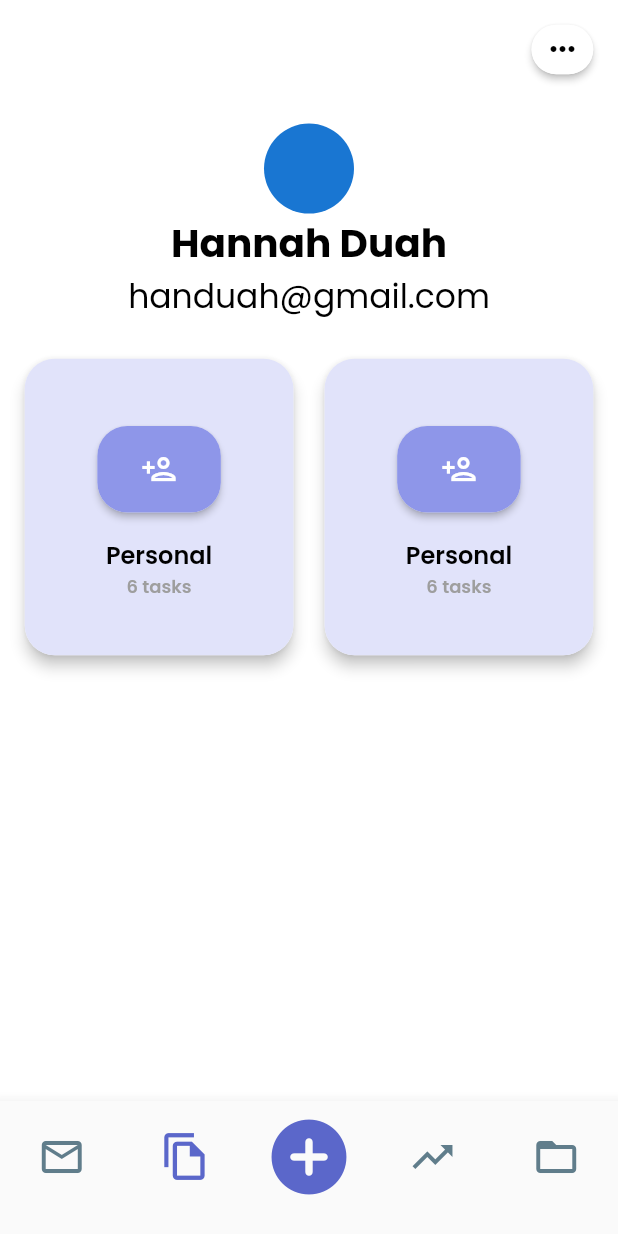
After one commit to handuah/dailyTasks-UI, a Flutter app: the HomePage screen opened by its route, swiped to page 2, on a phone screen of 412 x 824 dp. The commit adds this screen. Run offline on Flutter 3.47's test engine with Material 2 defaults, Android fonts, the phone set to English and light mode, and no system bars; our stand-ins replace google_fonts, hexcolor, sizer.

Commit message:
Created User Dashboard Cards

```diff
--- a/lib/homePage.dart
+++ b/lib/homePage.dart
@@ -1,4 +1,5 @@
 import 'package:daily_tasks_app/todayTasks.dart';
+import 'package:daily_tasks_app/userDashboard.dart';
 import 'package:flutter/material.dart';
 import 'package:google_fonts/google_fonts.dart';
 import 'package:sizer/sizer.dart';
@@ -30,6 +31,7 @@
         controller: _pageController,
         children: [
           TasksForToday(),
+          UserDashboard(),
         ],
         onPageChanged: (page) {
           setState(() {
--- /dev/null
+++ b/lib/userDashboard.dart
@@ -0,0 +1,238 @@
+import 'package:flutter/material.dart';
+import 'package:google_fonts/google_fonts.dart';
+import 'package:sizer/sizer.dart';
+import 'package:hexcolor/hexcolor.dart';
+
+class UserDashboard extends StatefulWidget {
+  // const UserDashboard({ Key? key }) : super(key: key);
+
+  @override
+  _UserDashboardState createState() => _UserDashboardState();
+}
+
+class _UserDashboardState extends State<UserDashboard> {
+  @override
+  Widget build(BuildContext context) {
+    return Padding(
+      padding: EdgeInsets.only(
+        left: MediaQuery.of(context).size.width * 0.04,
+        right: MediaQuery.of(context).size.width * 0.04,
+        top: MediaQuery.of(context).size.width * 0.04,
+      ),
+      child: ListView(
+        scrollDirection: Axis.vertical,
+        children: [
+          Row(
+            mainAxisAlignment: MainAxisAlignment.end,
+            children: [
+              Material(
+                elevation: 2.0,
+                borderRadius: BorderRadius.circular(20.0),
+                child: Container(
+                  height: MediaQuery.of(context).size.height * 0.04,
+                  width: MediaQuery.of(context).size.width * 0.10,
+                  decoration: BoxDecoration(
+                    borderRadius: BorderRadius.circular(20.0),
+                    color: HexColor("#FFFFFF"),
+                  ),
+                  child: Icon(
+                    Icons.more_horiz_rounded,
+                    color: Colors.black,
+                  ),
+                ),
+              ),
+            ],
+          ),
+          SizedBox(
+            height: MediaQuery.of(context).size.height * 0.04,
+          ),
+          Center(
+            child: Column(
+              children: [
+                CircleAvatar(
+                  maxRadius: 30.0,
+                ),
+                Text(
+                  'Hannah Duah',
+                  style: GoogleFonts.poppins(
+                    textStyle: TextStyle(
+                      fontSize: 26.0,
+                      fontWeight: FontWeight.bold,
+                      color: HexColor("#000000"),
+                    ),
+                  ),
+                ),
+                Text(
+                  'handuah@gmail.com',
+                  style: GoogleFonts.poppins(
+                    textStyle: TextStyle(
+                      fontSize: 22.0,
+                      fontWeight: FontWeight.normal,
+                      color: HexColor("#000000"),
+                    ),
+                  ),
+                ),
+              ],
+            ),
+          ),
+          SizedBox(
+            height: MediaQuery.of(context).size.height * 0.03,
+          ),
+          Center(
+            child: Column(
+              mainAxisAlignment: MainAxisAlignment.center,
+              crossAxisAlignment: CrossAxisAlignment.center,
+              children: [
+                Row(
+                  mainAxisAlignment: MainAxisAlignment.spaceBetween,
+                  children: [
+                    Material(
+                      elevation: 4.0,
+                      borderRadius: BorderRadius.circular(20.0),
+                      child: Container(
+                        decoration: BoxDecoration(
+                          borderRadius: BorderRadius.circular(20.0),
+                          color: HexColor("#E1E3FA"),
+                        ),
+                        height: MediaQuery.of(context).size.height * 0.24,
+                        width: MediaQuery.of(context).size.width / 2.3,
+                        // color: Colors.red,
+                        child: Padding(
+                          padding: EdgeInsets.only(
+                            left: MediaQuery.of(context).size.width * 0.02,
+                            right: MediaQuery.of(context).size.width * 0.02,
+                            top: MediaQuery.of(context).size.width * 0.02,
+                          ),
+                          child: Center(
+                            child: Column(
+                              mainAxisAlignment: MainAxisAlignment.center,
+                              crossAxisAlignment: CrossAxisAlignment.center,
+                              children: [
+                                Material(
+                                  elevation: 2.0,
+                                  borderRadius: BorderRadius.circular(20.0),
+                                  child: Container(
+                                    height: MediaQuery.of(context).size.height *
+                                        0.07,
+                                    width:
+                                        MediaQuery.of(context).size.width * 0.2,
+                                    decoration: BoxDecoration(
+                                      borderRadius: BorderRadius.circular(20.0),
+                                      color: HexColor("#8E96E9"),
+                                    ),
+                                    child: Icon(
+                                      Icons.person_add_outlined,
+                                      color: Colors.white,
+                                    ),
+                                  ),
+                                ),
+                                SizedBox(
+                                  height:
+                                      MediaQuery.of(context).size.height * 0.02,
+                                ),
+                                Text(
+                                  'Personal',
+                                  style: GoogleFonts.poppins(
+                                    textStyle: TextStyle(
+                                      fontSize: 16.0,
+                                      fontWeight: FontWeight.w600,
+                                      color: HexColor("#000000"),
+                                    ),
+                                  ),
+                                ),
+                                Text(
+                                  '6 tasks',
+                                  style: GoogleFonts.poppins(
+                                    textStyle: TextStyle(
+                                      fontSize: 12.0,
+                                      fontWeight: FontWeight.w600,
+                                      color: Colors.grey,
+                                    ),
+                                  ),
+                                ),
+                              ],
+                            ),
+                          ),
+                        ),
+                      ),
+                    ),
+                    Material(
+                      elevation: 4.0,
+                      borderRadius: BorderRadius.circular(20.0),
+                      child: Container(
+                        decoration: BoxDecoration(
+                          borderRadius: BorderRadius.circular(20.0),
+                          color: HexColor("#E1E3FA"),
+                        ),
+                        height: MediaQuery.of(context).size.height * 0.24,
+                        width: MediaQuery.of(context).size.width / 2.3,
+                        // color: Colors.red,
+                        child: Padding(
+                          padding: EdgeInsets.only(
+                            left: MediaQuery.of(context).size.width * 0.02,
+                            right: MediaQuery.of(context).size.width * 0.02,
+                            top: MediaQuery.of(context).size.width * 0.02,
+                          ),
+                          child: Center(
+                            child: Column(
+                              mainAxisAlignment: MainAxisAlignment.center,
+                              crossAxisAlignment: CrossAxisAlignment.center,
+                              children: [
+                                Material(
+                                  elevation: 2.0,
+                                  borderRadius: BorderRadius.circular(20.0),
+                                  child: Container(
+                                    height: MediaQuery.of(context).size.height *
+                                        0.07,
+                                    width:
+                                        MediaQuery.of(context).size.width * 0.2,
+                                    decoration: BoxDecoration(
+                                      borderRadius: BorderRadius.circular(20.0),
+                                      color: HexColor("#8E96E9"),
+                                    ),
+                                    child: Icon(
+                                      Icons.person_add_outlined,
+                                      color: Colors.white,
+                                    ),
+                                  ),
+                                ),
+                                SizedBox(
+                                  height:
+                                      MediaQuery.of(context).size.height * 0.02,
+                                ),
+                                Text(
+                                  'Personal',
+                                  style: GoogleFonts.poppins(
+                                    textStyle: TextStyle(
+                                      fontSize: 16.0,
+                                      fontWeight: FontWeight.w600,
+                                      color: HexColor("#000000"),
+                                    ),
+                                  ),
+                                ),
+                                Text(
+                                  '6 tasks',
+                                  style: GoogleFonts.poppins(
+                                    textStyle: TextStyle(
+                                      fontSize: 12.0,
+                                      fontWeight: FontWeight.w600,
+                                      color: Colors.grey,
+                                    ),
+                                  ),
+                                ),
+                              ],
+                            ),
+                          ),
+                        ),
+                      ),
+                    ),
+                  ],
+                ),
+              ],
+            ),
+          ),
+        ],
+      ),
+    );
+  }
+}
```
